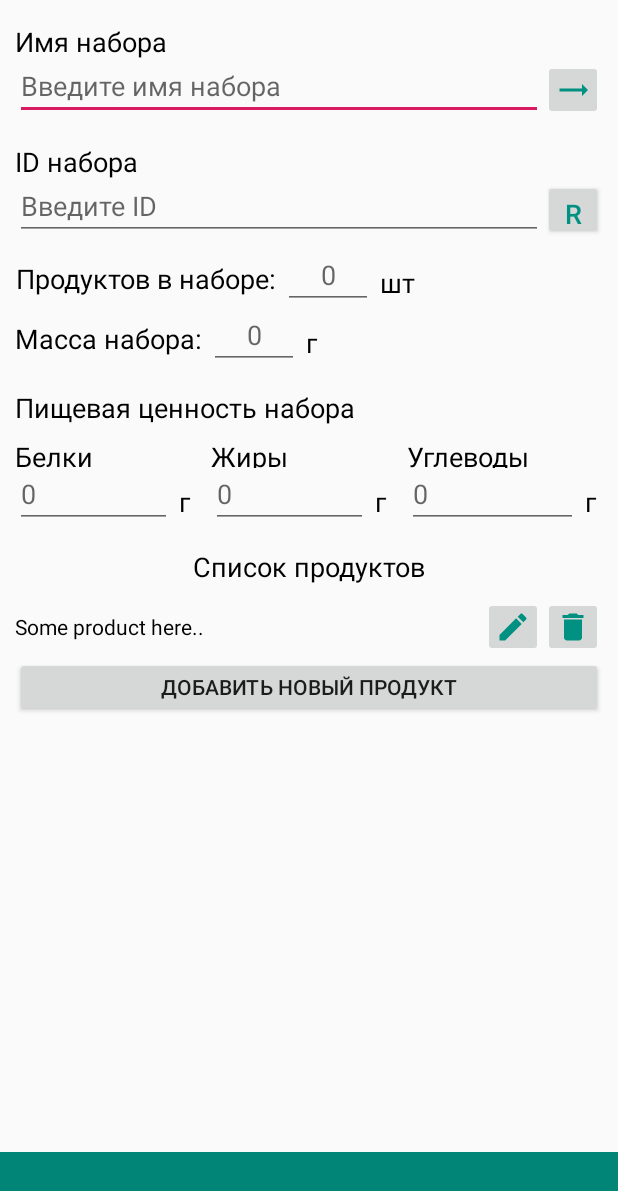
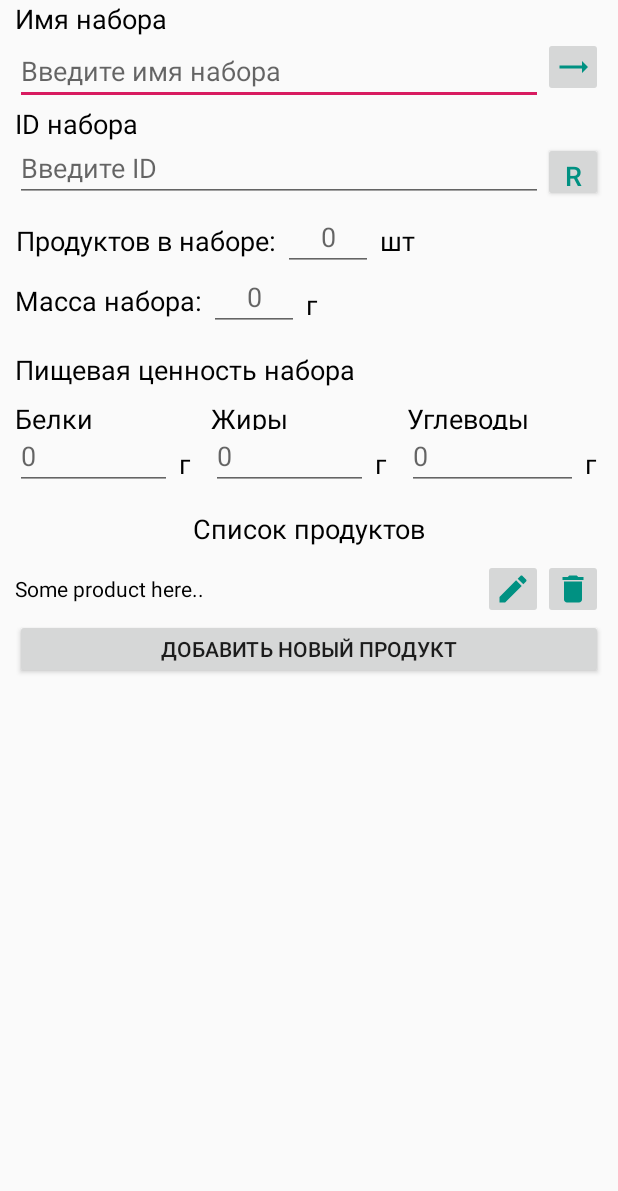
Before and after one commit to Sp3ch/foodcountpp, an Android app: the ActivityPage4 screen opened directly, with no data from a screen before it, on a phone screen of 412 x 824 dp. Shown: the top 1191 px of the screen. Run offline under Robolectric (Android 15) with nearby library versions, the phone set to English and light mode, and no system bars.

Commit message:
Merge branch 'development' of D:\Android\Projects\Gotta go food with conflicts.

```diff
--- a/app/src/main/res/layout/page_4.xml
+++ b/app/src/main/res/layout/page_4.xml
@@ -7,24 +7,13 @@
     android:layout_height="match_parent"
     tools:context=".ActivityPage0">
 
-    <androidx.appcompat.widget.Toolbar
-        android:id="@+id/toolbar"
-        style="@style/Toolbar"
-        tools:ignore="MissingConstraints"
-        android:layout_width="match_parent"
-        android:layout_height="0dp"
-        app:layout_constraintTop_toTopOf="@+id/guideline2"
-        app:layout_constraintBottom_toBottomOf="@+id/guideline3"/>
-
     <LinearLayout
         android:layout_width="match_parent"
-        android:layout_height="0dp"
+        android:layout_height="match_parent"
         android:paddingLeft="10dp"
         android:paddingRight="10dp"
         app:layout_constraintEnd_toEndOf="parent"
-        app:layout_constraintStart_toStartOf="parent"
-        app:layout_constraintTop_toTopOf="@+id/guideline1"
-        app:layout_constraintBottom_toBottomOf="@+id/guideline2">
+        app:layout_constraintStart_toStartOf="parent">
 
         <ScrollView
             android:layout_width="match_parent"
@@ -38,7 +27,7 @@
 
                 <TextView
                     android:layout_width="match_parent"
-                    android:layout_height="40dp"
+                    android:layout_height="wrap_content"
                     android:gravity="bottom|left"
                     android:text="Имя набора"
                     android:textAlignment="gravity"
@@ -47,13 +36,13 @@
 
                 <LinearLayout
                     android:layout_width="match_parent"
-                    android:layout_height="40dp"
+                    android:layout_height="wrap_content"
                     android:orientation="horizontal">
 
                     <EditText
                         android:id="@+id/editText1"
                         android:layout_width="match_parent"
-                        android:layout_height="match_parent"
+                        android:layout_height="wrap_content"
                         android:layout_weight="9"
                         android:hint="@string/enter_name"
                         android:textAlignment="textStart"
@@ -70,7 +59,7 @@
 
                 <TextView
                     android:layout_width="match_parent"
-                    android:layout_height="40dp"
+                    android:layout_height="wrap_content"
                     android:gravity="bottom|left"
                     android:text="ID набора"
                     android:textAlignment="gravity"
@@ -137,7 +126,7 @@
 
                     <TextView
                         android:layout_width="match_parent"
-                        android:layout_height="40dp"
+                        android:layout_height="match_parent"
                         android:gravity="center|left"
                         android:text=" шт "
                         android:textAlignment="gravity"
@@ -402,27 +391,4 @@
 
     </LinearLayout>
 
-    <androidx.constraintlayout.widget.Guideline
-        android:id="@+id/guideline1"
-        android:layout_width="wrap_content"
-        android:layout_height="wrap_content"
-        android:orientation="horizontal"
-        app:layout_constraintGuide_begin="20dp"
-        app:layout_constraintGuide_percent="0.0" />
-
-    <androidx.constraintlayout.widget.Guideline
-        android:id="@+id/guideline2"
-        android:layout_width="wrap_content"
-        android:layout_height="wrap_content"
-        android:orientation="horizontal"
-        app:layout_constraintGuide_end="?attr/actionBarSize" />
-
-    <androidx.constraintlayout.widget.Guideline
-        android:id="@+id/guideline3"
-        android:layout_width="wrap_content"
-        android:layout_height="wrap_content"
-        android:orientation="horizontal"
-        app:layout_constraintGuide_begin="20dp"
-        app:layout_constraintGuide_percent="1.0"/>
-
 </androidx.constraintlayout.widget.ConstraintLayout>
```
Also changed, not shown: app/src/main/res/layout/menu_main.xml (deleted, +0 -51 lines).
